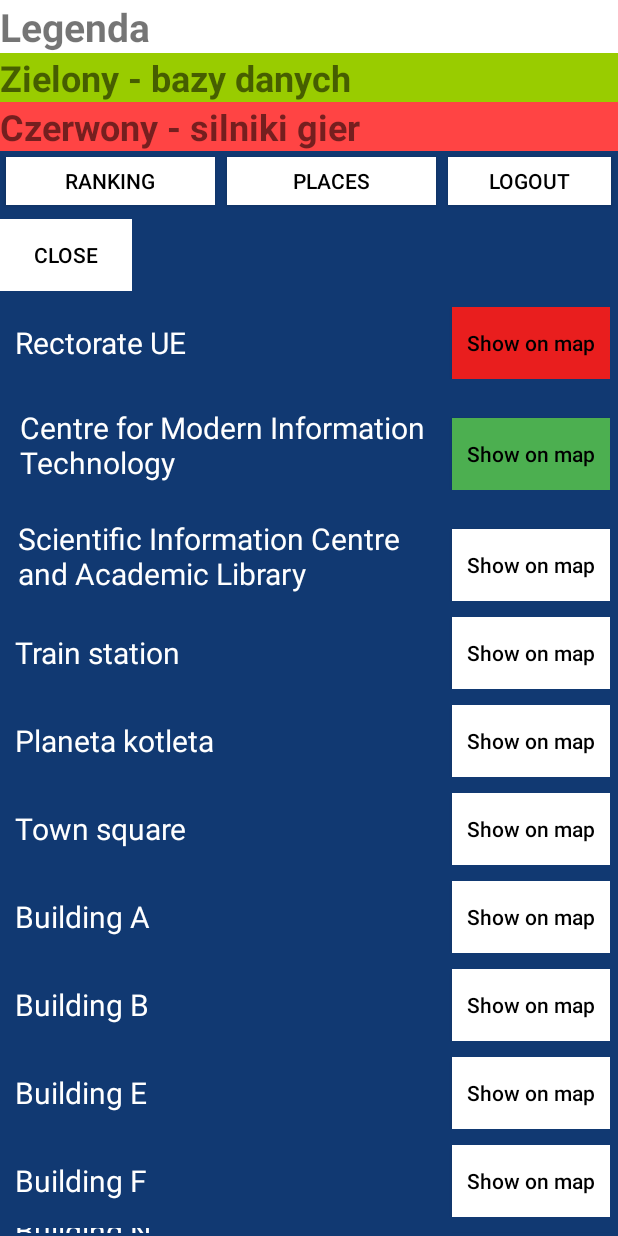
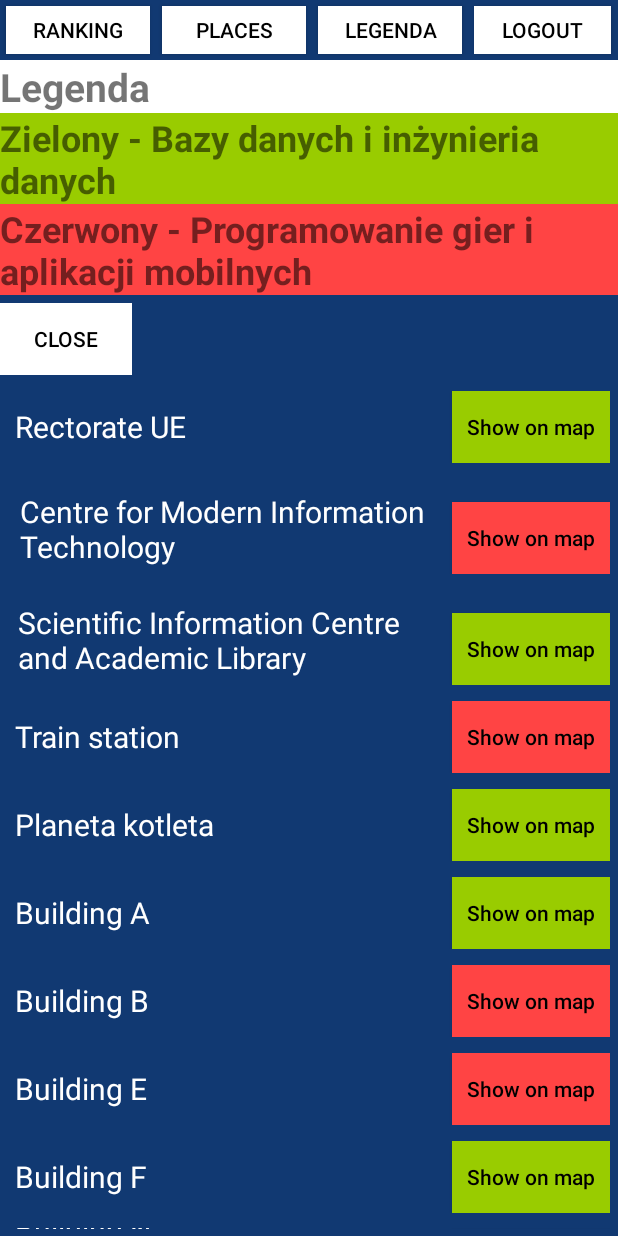
Before and after one commit to alor23/Application-for-visting-places, an Android app: the MapsActivity screen opened directly, with no data from a screen before it, after a tap on "Show on map", on a phone screen of 412 x 824 dp. Run offline under Robolectric (Android 15) with nearby library versions, the phone set to English and light mode, and no system bars; our stand-ins replace Picasso, Volley; network calls fail; pictures from the network do not load; 3 other taps on this screen came first.

Commit message:
added color to pins

```diff
--- a/app/src/main/res/layout/activity_maps.xml
+++ b/app/src/main/res/layout/activity_maps.xml
@@ -10,40 +10,6 @@
         android:layout_height="wrap_content"
         android:background="#113972"
         android:orientation="vertical">
-
-        <LinearLayout
-            android:layout_width="match_parent"
-            android:layout_height="wrap_content"
-            android:background="#113972"
-            android:orientation="vertical">
-
-            <TextView
-                android:id="@+id/textView10"
-                android:layout_width="match_parent"
-                android:layout_height="wrap_content"
-                android:background="#FFFFFF"
-                android:text="Legenda"
-                android:textSize="26sp"
-                android:textStyle="bold" />
-
-            <TextView
-                android:id="@+id/textView8"
-                android:layout_width="match_parent"
-                android:layout_height="wrap_content"
-                android:background="@android:color/holo_green_light"
-                android:text="Zielony - bazy danych"
-                android:textSize="24sp"
-                android:textStyle="bold" />
-
-            <TextView
-                android:id="@+id/textView9"
-                android:layout_width="match_parent"
-                android:layout_height="wrap_content"
-                android:background="@android:color/holo_red_light"
-                android:text="Czerwony - silniki gier"
-                android:textSize="24sp"
-                android:textStyle="bold" />
-        </LinearLayout>
 
         <LinearLayout
             android:layout_width="match_parent"
@@ -76,6 +42,18 @@
                 android:textColor="@android:color/black" />
 
             <Button
+                android:id="@+id/btn_legenda"
+                style="@style/Widget.AppCompat.Button"
+                android:layout_width="wrap_content"
+                android:layout_height="wrap_content"
+                android:layout_margin="4dp"
+                android:layout_weight="1"
+                android:background="#FFFFFF"
+                android:onClick="Hide"
+                android:text="Legenda"
+                android:textColor="@android:color/black" />
+
+            <Button
                 android:id="@+id/btn_logout"
                 style="@style/Widget.AppCompat.Button"
                 android:layout_width="wrap_content"
@@ -88,6 +66,43 @@
                 android:textAlignment="center"
                 android:textColor="@android:color/black" />
         </LinearLayout>
+
+        <LinearLayout
+            android:id="@+id/legenda"
+            android:layout_width="match_parent"
+            android:layout_height="wrap_content"
+            android:background="#113972"
+            android:orientation="vertical"
+            android:visibility="gone">
+
+            <TextView
+                android:id="@+id/textView10"
+                android:layout_width="match_parent"
+                android:layout_height="wrap_content"
+                android:background="#FFFFFF"
+                android:text="Legenda"
+                android:textSize="26sp"
+                android:textStyle="bold" />
+
+            <TextView
+                android:id="@+id/textView8"
+                android:layout_width="match_parent"
+                android:layout_height="wrap_content"
+                android:background="@android:color/holo_green_light"
+                android:text="Zielony - Bazy danych i inżynieria danych"
+                android:textSize="24sp"
+                android:textStyle="bold" />
+
+            <TextView
+                android:id="@+id/textView9"
+                android:layout_width="match_parent"
+                android:layout_height="wrap_content"
+                android:background="@android:color/holo_red_light"
+                android:text="Czerwony - Programowanie gier i aplikacji mobilnych"
+                android:textSize="24sp"
+                android:textStyle="bold" />
+        </LinearLayout>
+
     </LinearLayout>
 
     <RelativeLayout
@@ -129,7 +144,7 @@
                 android:layout_height="wrap_content"
                 android:layout_alignParentEnd="true"
                 android:layout_marginTop="15dp"
-                android:background="#4CAF50"
+                android:background="@android:color/holo_red_light"
                 android:elevation="0dp"
                 android:onClick="Show_on_map"
                 android:paddingLeft="10dp"
@@ -156,7 +171,7 @@
                 android:layout_width="wrap_content"
                 android:layout_height="wrap_content"
                 android:layout_alignParentEnd="true"
-                android:background="#E91E1E"
+                android:background="@android:color/holo_green_light"
                 android:elevation="0dp"
                 android:onClick="Show_on_map"
                 android:paddingLeft="10dp"
@@ -213,7 +228,7 @@
                 android:layout_height="wrap_content"
                 android:layout_alignParentEnd="true"
                 android:layout_marginTop="15dp"
-                android:background="#FFFFFF"
+                android:background="@android:color/holo_green_light"
                 android:elevation="0dp"
                 android:onClick="Show_on_map"
                 android:paddingLeft="10dp"
@@ -239,7 +254,7 @@
                 android:layout_width="wrap_content"
                 android:layout_height="wrap_content"
                 android:layout_alignParentEnd="true"
-                android:background="#FFFFFF"
+                android:background="@android:color/holo_red_light"
                 android:elevation="0dp"
                 android:onClick="Show_on_map"
                 android:paddingLeft="10dp"
@@ -298,7 +313,7 @@
                 android:layout_width="wrap_content"
                 android:layout_height="wrap_content"
                 android:layout_alignParentEnd="true"
-                android:background="#FFFFFF"
+                android:background="@android:color/holo_green_light"
                 android:elevation="0dp"
                 android:onClick="Show_on_map"
                 android:paddingLeft="10dp"
@@ -324,50 +339,10 @@
         </RelativeLayout>
 
         <RelativeLayout
-            android:id="@+id/rynek"
+            android:id="@+id/a"
             android:layout_width="wrap_content"
             android:layout_height="wrap_content"
             android:layout_below="@id/Planeta"
-            android:paddingTop="5dp"
-            android:paddingRight="5dp"
-            android:paddingBottom="5dp">
-
-            <Button
-                android:id="@+id/btn_rynek"
-                style="@style/Widget.AppCompat.Button"
-                android:layout_width="wrap_content"
-                android:layout_height="wrap_content"
-                android:layout_alignParentEnd="true"
-                android:background="#FFFFFF"
-                android:elevation="0dp"
-                android:onClick="Show_on_map"
-                android:paddingLeft="10dp"
-                android:paddingRight="10dp"
-                android:tag="Rynek"
-                android:text="@string/show_on_map"
-                android:textAllCaps="false"
-                android:textColor="@android:color/black" />
-
-            <TextView
-                android:id="@+id/txt_rynek"
-                android:layout_width="wrap_content"
-                android:layout_height="wrap_content"
-                android:layout_alignParentStart="true"
-                android:layout_alignParentEnd="false"
-                android:layout_centerInParent="false"
-                android:layout_centerVertical="true"
-                android:layout_marginLeft="10dp"
-                android:layout_marginRight="10dp"
-                android:text="@string/rynek"
-                android:textColor="#FFFFFF"
-                android:textSize="20sp" />
-        </RelativeLayout>
-
-        <RelativeLayout
-            android:id="@+id/a"
-            android:layout_width="wrap_content"
-            android:layout_height="wrap_content"
-            android:layout_below="@id/rynek"
             android:paddingTop="5dp"
             android:paddingRight="5dp"
             android:paddingBottom="5dp">
@@ -378,7 +353,7 @@
                 android:layout_width="wrap_content"
                 android:layout_height="wrap_content"
                 android:layout_alignParentEnd="true"
-                android:background="#FFFFFF"
+                android:background="@android:color/holo_green_light"
                 android:elevation="0dp"
                 android:onClick="Show_on_map"
                 android:paddingLeft="10dp"
@@ -418,7 +393,7 @@
                 android:layout_width="wrap_content"
                 android:layout_height="wrap_content"
                 android:layout_alignParentEnd="true"
-                android:background="#FFFFFF"
+                android:background="@android:color/holo_red_light"
                 android:elevation="0dp"
                 android:onClick="Show_on_map"
                 android:paddingLeft="10dp"
@@ -458,7 +433,7 @@
                 android:layout_width="wrap_content"
                 android:layout_height="wrap_content"
                 android:layout_alignParentEnd="true"
-                android:background="#FFFFFF"
+                android:background="@android:color/holo_red_light"
                 android:elevation="0dp"
                 android:onClick="Show_on_map"
                 android:paddingLeft="10dp"
@@ -498,7 +473,7 @@
                 android:layout_width="wrap_content"
                 android:layout_height="wrap_content"
                 android:layout_alignParentEnd="true"
-                android:background="#FFFFFF"
+                android:background="@android:color/holo_green_light"
                 android:elevation="0dp"
                 android:onClick="Show_on_map"
                 android:paddingLeft="10dp"
@@ -538,7 +513,7 @@
                 android:layout_width="wrap_content"
                 android:layout_height="wrap_content"
                 android:layout_alignParentEnd="true"
-                android:background="#FFFFFF"
+                android:background="@android:color/holo_red_light"
                 android:elevation="0dp"
                 android:onClick="Show_on_map"
                 android:paddingLeft="10dp"
```
Also changed, not shown: app/src/main/java/com/example/ApplicationForVistingplaces/MapsActivity.java (+34 -20 lines), app/src/main/res/layout/custom_info_window.xml (+5 -12 lines), 1 other file.
